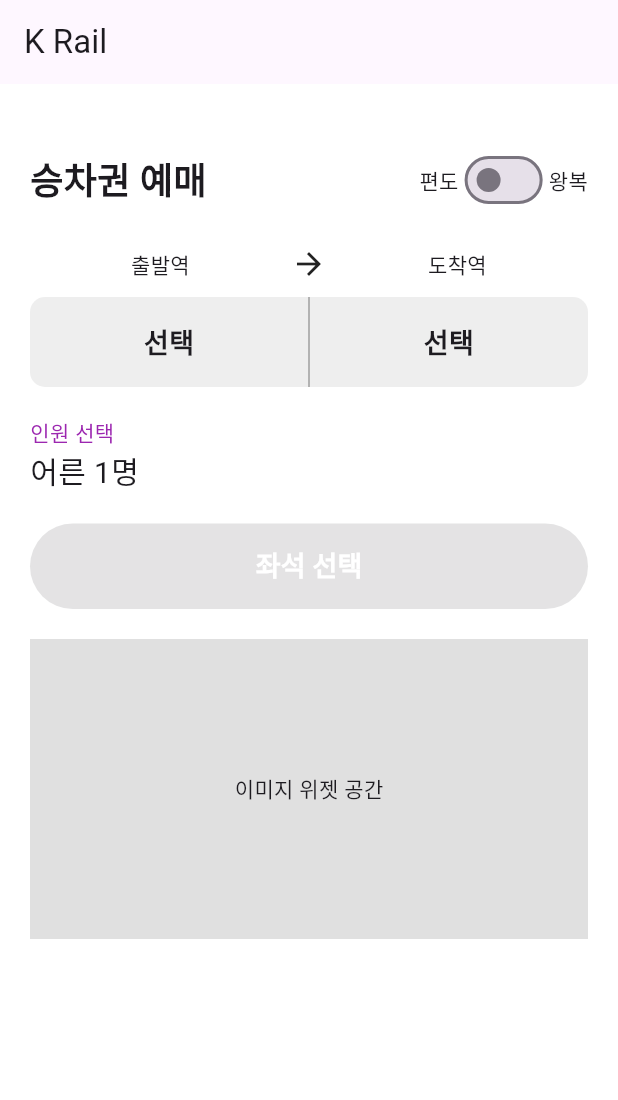
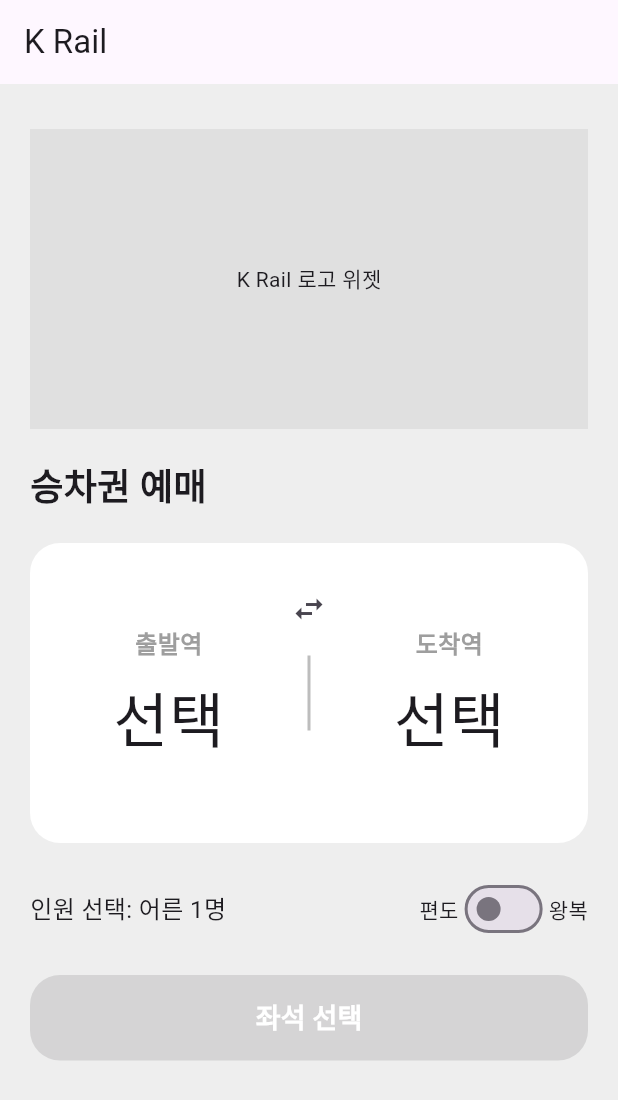
Before and after one commit to oosuhada/train_booking_app, a Flutter app: the screen it shows after launch, on a phone screen of 412 x 824 dp. Shown: the top 1100 px of the screen. Run offline on Flutter 3.47's test engine with Material 3 defaults, Android fonts, the phone set to English and light mode, and no system bars; missing offline and left inert: flutter_stripe.

Commit message:
edit home page layout

```diff
--- a/lib/home_page.dart
+++ b/lib/home_page.dart
@@ -20,87 +20,108 @@ class _HomePageState extends State<HomePage> {
   Widget build(BuildContext context) {
     return Scaffold(
         appBar: AppBar(title: Text('K Rail')),
-      body: SingleChildScrollView(
+        body: Container(
+          color: Colors.grey[200],
+          child: Column(children: [
+            Expanded(
+              child: SingleChildScrollView(
                 child: Padding(
                   padding: const EdgeInsets.all(20.0),
                   child: Column(
+                    mainAxisAlignment: MainAxisAlignment.center,
                     crossAxisAlignment: CrossAxisAlignment.start,
                     children: [
-              SizedBox(height: 20), // 여백 추가
-              Row(
-                mainAxisAlignment: MainAxisAlignment.spaceBetween,
+                      SizedBox(height: 10), // 여백을 절반으로 줄임
+                      Container(
+                        height: 200,
+                        color: Colors.grey[300],
+                        child: Center(
+                          child: Text('K Rail 로고 위젯'),
+                        ),
+                      ),
+                      SizedBox(height: 20),
+                      Text('승차권 예매',
+                          style: TextStyle(
+                              fontSize: 24, fontWeight: FontWeight.bold)),
+                      SizedBox(height: 20),
+                      Container(
+                        height: 200,
+                        decoration: BoxDecoration(
+                          color: Colors.white,
+                          borderRadius: BorderRadius.circular(20),
+                        ),
+                        child: Stack(
                           children: [
-                  Text('승차권 예매',
-                      style:
-                          TextStyle(fontSize: 24, fontWeight: FontWeight.bold)),
-                  Row(
-                    children: [
-                      Text('편도'),
-                      Switch(
-                        value: isRoundTrip,
-                        onChanged: (value) {
+                            Positioned(
+                              top: 20,
+                              left: 0,
+                              right: 0,
+                              child: Center(
+                                child: IconButton(
+                                  icon: Icon(Icons.swap_horiz),
+                                  onPressed: () {
                                     setState(() {
-                            isRoundTrip = value;
+                                      final temp = departureStation;
+                                      departureStation = arrivalStation;
+                                      arrivalStation = temp;
                                     });
                                   },
                                 ),
-                      Text('왕복'),
+                              ),
+                            ),
+                            Row(
+                              mainAxisAlignment: MainAxisAlignment.spaceEvenly,
+                              children: [
+                                Expanded(
+                                  child: _buildStationSelector(
+                                      '출발역', departureStation, () async {
+                                    final selectedStation =
+                                        await Navigator.push(
+                                      context,
+                                      MaterialPageRoute(
+                                        builder: (context) => StationListPage(
+                                            selectedStation: arrivalStation),
+                                      ),
+                                    );
+                                    if (selectedStation != null) {
+                                      setState(() {
+                                        departureStation = selectedStation;
+                                      });
+                                    }
+                                  }),
+                                ),
+                                Container(
+                                  width: 2,
+                                  height: 50,
+                                  color: Colors.grey[400],
+                                ),
+                                Expanded(
+                                  child: _buildStationSelector(
+                                      '도착역', arrivalStation, () async {
+                                    final selectedStation =
+                                        await Navigator.push(
+                                      context,
+                                      MaterialPageRoute(
+                                        builder: (context) => StationListPage(
+                                            selectedStation: departureStation),
+                                      ),
+                                    );
+                                    if (selectedStation != null) {
+                                      setState(() {
+                                        arrivalStation = selectedStation;
+                                      });
+                                    }
+                                  }),
+                                ),
                               ],
                             ),
                           ],
+                        ),
                       ),
                       SizedBox(height: 20),
                       Row(
                         mainAxisAlignment: MainAxisAlignment.spaceBetween,
                         children: [
-                  Expanded(
-                      child: Text(departureStation ?? '출발역',
-                          textAlign: TextAlign.center)),
-                  Icon(Icons.arrow_forward),
-                  Expanded(
-                      child: Text(arrivalStation ?? '도착역',
-                          textAlign: TextAlign.center)),
-                ],
-              ),
-              SizedBox(height: 10),
-              Container(
-                height: 60,
-                decoration: BoxDecoration(
-                  color: Colors.grey[200],
-                  borderRadius: BorderRadius.circular(10),
-                ),
-                child: Row(
-                  children: [
-                    Expanded(
-                      child: Center(
-                        child: Text(
-                          departureStation ?? '선택',
-                          style: TextStyle(
-                              fontSize: 18, fontWeight: FontWeight.bold),
-                        ),
-                      ),
-                    ),
-                    Container(
-                      width: 1,
-                      color: Colors.grey,
-                    ),
-                    Expanded(
-                      child: Center(
-                        child: Text(
-                          arrivalStation ?? '선택',
-                          style: TextStyle(
-                              fontSize: 18, fontWeight: FontWeight.bold),
-                        ),
-                      ),
-                    ),
-                  ],
-                ),
-              ),
-              SizedBox(height: 20),
-              Text(
-                '인원 선택',
-                style: TextStyle(fontSize: 14, color: Colors.purple),
-              ),
                           GestureDetector(
                             onTap: () async {
                               final result = await Navigator.push(
@@ -122,16 +143,32 @@ class _HomePageState extends State<HomePage> {
                               }
                             },
                             child: Text(
-                  '어른 $adultCount명${childCount > 0 ? ', 어린이 $childCount명' : ''}${seniorCount > 0 ? ', 경로 $seniorCount명' : ''}',
-                  style: TextStyle(fontSize: 20),
+                              '인원 선택: 어른 $adultCount명${childCount > 0 ? ', 어린이 $childCount명' : ''}${seniorCount > 0 ? ', 경로 $seniorCount명' : ''}',
+                              style: TextStyle(fontSize: 16),
                             ),
+                          ),
+                          Row(
+                            children: [
+                              Text('편도'),
+                              Switch(
+                                value: isRoundTrip,
+                                onChanged: (value) {
+                                  setState(() {
+                                    isRoundTrip = value;
+                                  });
+                                },
+                              ),
+                              Text('왕복'),
+                            ],
+                          ),
+                        ],
                       ),
                       SizedBox(height: 20),
                       SizedBox(
                         width: double.infinity,
                         child: ElevatedButton(
-                  onPressed:
-                      (departureStation != null && arrivalStation != null)
+                          onPressed: (departureStation != null &&
+                                  arrivalStation != null)
                               ? () {
                                   Navigator.push(
                                     context,
@@ -160,26 +197,20 @@ class _HomePageState extends State<HomePage> {
                             ),
                           ),
                           style: ElevatedButton.styleFrom(
-                    backgroundColor:
-                        (departureStation != null && arrivalStation != null)
-                            ? Colors.purple
-                            : Colors.grey,
+                            backgroundColor: Colors.purple,
+                            shape: RoundedRectangleBorder(
+                              borderRadius: BorderRadius.circular(20),
                             ),
                           ),
-              ),
-              SizedBox(height: 20),
-              Container(
-                height: 200,
-                color: Colors.grey[300],
-                child: Center(
-                  child: Text('이미지 위젯 공간'),
                         ),
                       ),
                     ],
                   ),
                 ),
               ),
-    );
+            ),
+          ]),
+        ));
   }
 
   Widget _buildStationSelector(String label, String? station, Function onTap) {
@@ -198,11 +229,9 @@ class _HomePageState extends State<HomePage> {
             ),
           ),
           SizedBox(height: 10),
-          FittedBox(
-            child: Text(
+          Text(
             station ?? '선택',
             style: TextStyle(fontSize: 40),
-            ),
           ),
         ],
       ),
--- a/lib/seat_page.dart
+++ b/lib/seat_page.dart
@@ -131,7 +131,9 @@ class _SeatPageState extends State<SeatPage> {
                 physics: NeverScrollableScrollPhysics(),
                 gridDelegate: SliverGridDelegateWithFixedCrossAxisCount(
                   crossAxisCount: seats[0].length + 1,
-                  childAspectRatio: 1.5,
+                  childAspectRatio: 1, // 1로 변경하여 정사각형 비율 유지
+                  crossAxisSpacing: 4, // 가로 간격 추가
+                  mainAxisSpacing: 4, // 세로 간격 추가
                 ),
                 itemCount: seats.length * (seats[0].length + 1),
                 itemBuilder: (context, index) {
```
Lines whose indentation alone changed are shown as unchanged.
